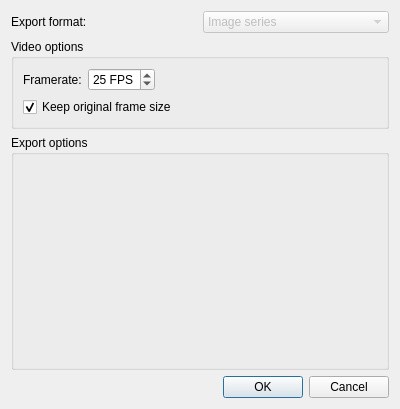
Old version of the form src/client/ui/videoexport.ui in the repository drawpile/Drawpile.
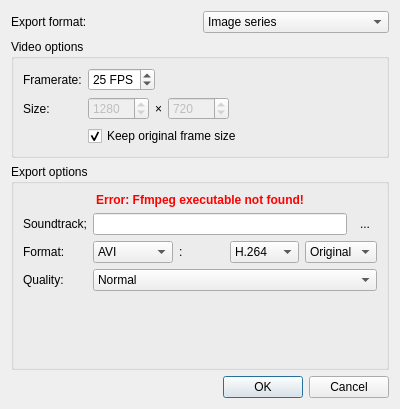
New version of the form. The open tabs and pages were chosen to show the change. Icons and pictures are not drawn.

Commit message:
Direct to video export using ffmpeg
The ffmpeg program is used rather than linking to the libav* libraries.

```diff
--- a/src/client/ui/videoexport.ui
+++ b/src/client/ui/videoexport.ui
@@ -25,9 +25,6 @@
      </item>
      <item>
       <widget class="QComboBox" name="exportFormatChoice">
-       <property name="enabled">
-        <bool>false</bool>
-       </property>
        <item>
         <property name="text">
          <string>Image series</string>
@@ -83,7 +80,70 @@
         </item>
        </layout>
       </item>
-      <item row="1" column="0" colspan="2">
+      <item row="2" column="0">
+       <widget class="QLabel" name="label_8">
+        <property name="text">
+         <string>Size:</string>
+        </property>
+       </widget>
+      </item>
+      <item row="2" column="1">
+       <layout class="QHBoxLayout" name="horizontalLayout_8">
+        <item>
+         <widget class="QSpinBox" name="framewidth">
+          <property name="enabled">
+           <bool>false</bool>
+          </property>
+          <property name="minimum">
+           <number>10</number>
+          </property>
+          <property name="maximum">
+           <number>10000</number>
+          </property>
+          <property name="value">
+           <number>1280</number>
+          </property>
+         </widget>
+        </item>
+        <item>
+         <widget class="QLabel" name="label_10">
+          <property name="text">
+           <string>×</string>
+          </property>
+         </widget>
+        </item>
+        <item>
+         <widget class="QSpinBox" name="frameheight">
+          <property name="enabled">
+           <bool>false</bool>
+          </property>
+          <property name="minimum">
+           <number>10</number>
+          </property>
+          <property name="maximum">
+           <number>10000</number>
+          </property>
+          <property name="value">
+           <number>720</number>
+          </property>
+         </widget>
+        </item>
+        <item>
+         <spacer name="horizontalSpacer_4">
+          <property name="orientation">
+           <enum>Qt::Horizontal</enum>
+          </property>
+          <property name="sizeHint" stdset="0">
+           <size>
+            <width>40</width>
+            <height>20</height>
+           </size>
+          </property>
+         </spacer>
+        </item>
+       </layout>
+      </item>
+      <item row="3" column="1">
        <widget class="QCheckBox" name="keepOriginalSize">
         <property name="toolTip">
          <string>Scale frames to original size if canvas is resized</string>
@@ -108,6 +168,21 @@
       <bool>true</bool>
      </property>
      <layout class="QVBoxLayout" name="verticalLayout">
+      <property name="spacing">
+       <number>0</number>
+      </property>
+      <property name="leftMargin">
+       <number>0</number>
+      </property>
+      <property name="topMargin">
+       <number>0</number>
+      </property>
+      <property name="rightMargin">
+       <number>0</number>
+      </property>
+      <property name="bottomMargin">
+       <number>0</number>
+      </property>
       <item>
        <widget class="QStackedWidget" name="optionStack">
         <widget class="QWidget" name="page">
@@ -229,7 +304,175 @@
           </item>
          </layout>
         </widget>
-        <widget class="QWidget" name="page_2"/>
+        <widget class="QWidget" name="page_2">
+         <layout class="QFormLayout" name="formLayout_3">
+          <item row="1" column="1">
+           <layout class="QHBoxLayout" name="horizontalLayout_9">
+            <item>
+             <widget class="QLineEdit" name="soundtrack"/>
+            </item>
+            <item>
+             <widget class="QToolButton" name="pickSoundtrack">
+              <property name="text">
+               <string>...</string>
+              </property>
+              <property name="icon">
+               <iconset theme="document-open" resource="resources.qrc">
+                <normaloff>:/icons/document-open.png</normaloff>:/icons/document-open.png</iconset>
+              </property>
+              <property name="autoRaise">
+               <bool>true</bool>
+              </property>
+             </widget>
+            </item>
+           </layout>
+          </item>
+          <item row="2" column="0">
+           <widget class="QLabel" name="label_9">
+            <property name="text">
+             <string>Format:</string>
+            </property>
+           </widget>
+          </item>
+          <item row="2" column="1">
+           <layout class="QHBoxLayout" name="horizontalLayout_7">
+            <item>
+             <widget class="QComboBox" name="videoFormat">
+              <property name="toolTip">
+               <string>Container format</string>
+              </property>
+              <item>
+               <property name="text">
+                <string>AVI</string>
+               </property>
+              </item>
+              <item>
+               <property name="text">
+                <string>Matroska</string>
+               </property>
+              </item>
+              <item>
+               <property name="text">
+                <string>WebM</string>
+               </property>
+              </item>
+             </widget>
+            </item>
+            <item>
+             <widget class="QLabel" name="label_12">
+              <property name="text">
+               <string notr="true">:</string>
+              </property>
+             </widget>
+            </item>
+            <item>
+             <widget class="QComboBox" name="videoCodec">
+              <property name="toolTip">
+               <string>Video codec</string>
+              </property>
+              <item>
+               <property name="text">
+                <string>H.264</string>
+               </property>
+              </item>
+              <item>
+               <property name="text">
+                <string>VP8</string>
+               </property>
+              </item>
+              <item>
+               <property name="text">
+                <string>Theora</string>
+               </property>
+              </item>
+             </widget>
+            </item>
+            <item>
+             <widget class="QComboBox" name="audioCodec">
+              <property name="toolTip">
+               <string>Audio codec</string>
+              </property>
+              <item>
+               <property name="text">
+                <string>Original</string>
+               </property>
+              </item>
+              <item>
+               <property name="text">
+                <string>MP3</string>
+               </property>
+              </item>
+              <item>
+               <property name="text">
+                <string>AAC</string>
+               </property>
+              </item>
+              <item>
+               <property name="text">
+                <string>Vorbis</string>
+               </property>
+              </item>
+             </widget>
+            </item>
+           </layout>
+          </item>
+          <item row="3" column="0">
+           <widget class="QLabel" name="label_13">
+            <property name="text">
+             <string>Quality:</string>
+            </property>
+           </widget>
+          </item>
+          <item row="3" column="1">
+           <widget class="QComboBox" name="videoquality">
+            <property name="currentIndex">
+             <number>1</number>
+            </property>
+            <item>
+             <property name="text">
+              <string>Low</string>
+             </property>
+            </item>
+            <item>
+             <property name="text">
+              <string>Normal</string>
+             </property>
+            </item>
+            <item>
+             <property name="text">
+              <string>Good</string>
+             </property>
+            </item>
+            <item>
+             <property name="text">
+              <string>Very good</string>
+             </property>
+            </item>
+           </widget>
+          </item>
+          <item row="1" column="0">
+           <widget class="QLabel" name="label_11">
+            <property name="text">
+             <string>Soundtrack;</string>
+            </property>
+           </widget>
+          </item>
+          <item row="0" column="0" colspan="2">
+           <widget class="QLabel" name="noFfmpegWarning">
+            <property name="styleSheet">
+             <string notr="true">font-weight: bold;
+color: red;</string>
+            </property>
+            <property name="text">
+             <string>Error: Ffmpeg executable not found!</string>
+            </property>
+            <property name="alignment">
+             <set>Qt::AlignCenter</set>
+            </property>
+           </widget>
+          </item>
+         </layout>
+        </widget>
        </widget>
       </item>
      </layout>
```
Left out of the diff: 105 changed lines with no effect on the pictures. The commit also changes 10 other files.
